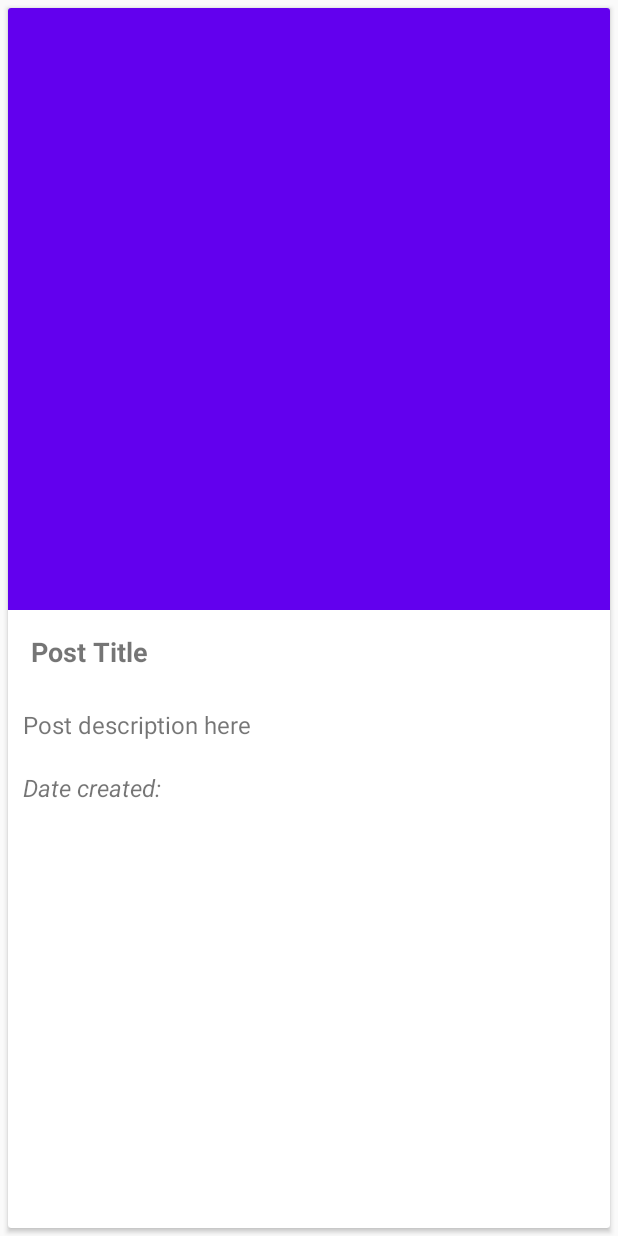
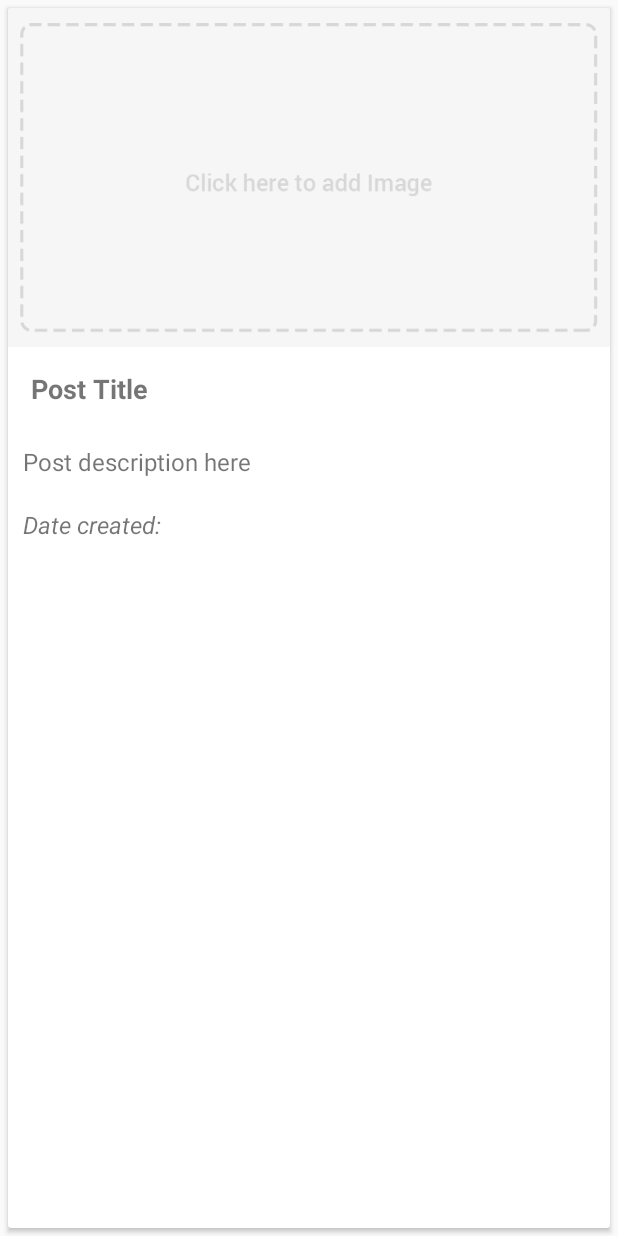
Before and after one commit to Istislav/android-theblog, an Android app: the layout post_row.xml on its own in the app's theme, with its tools: preview values and no code run, on a phone screen of 412 x 824 dp. Run offline under Robolectric (Android 15) with nearby library versions, the phone set to English and light mode, and no system bars.

Commit message:
mipmap - add_btn on the post_row

```diff
--- a/app/src/main/res/layout/post_row.xml
+++ b/app/src/main/res/layout/post_row.xml
@@ -16,7 +16,7 @@
             android:scaleType="centerCrop"
             android:layout_width="match_parent"
             android:layout_height="wrap_content"
-            android:src="@color/colorPrimary" />
+            android:src="@mipmap/add_btn" />
 
         <TextView
             android:id="@+id/postTitleList"
```
